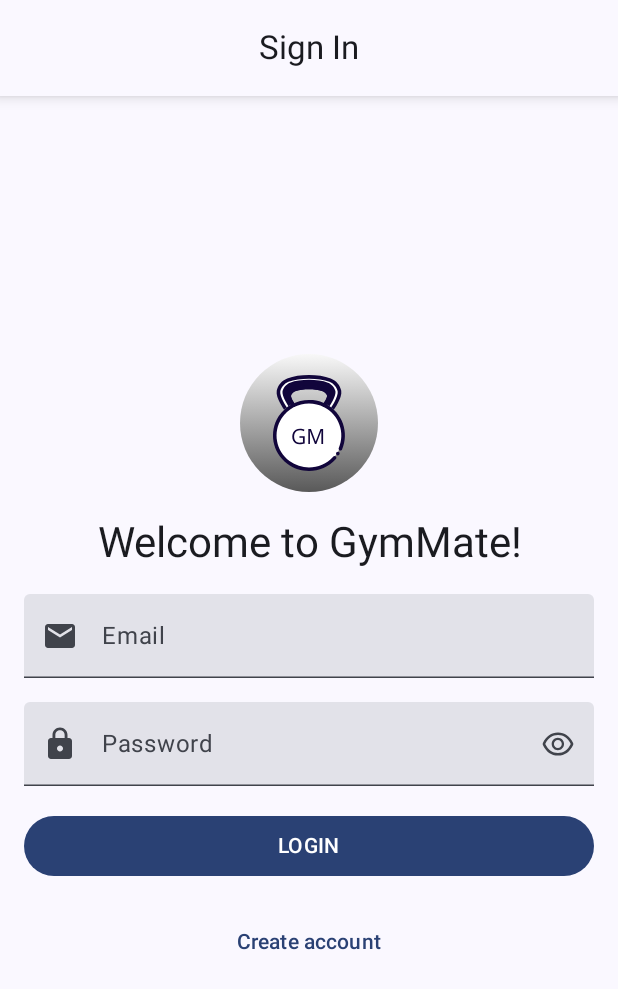
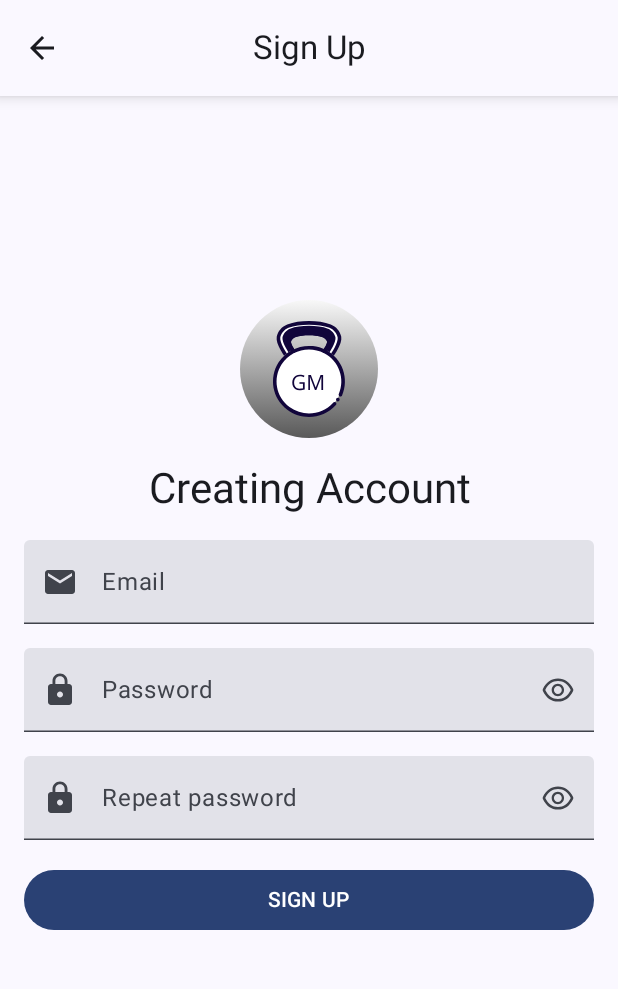
Before and after one commit to rodrigoliveirac/GymMateApp, an Android app built with Jetpack Compose: the screen it shows after launch (MainActivity), after a tap on "Create account", on a phone screen of 412 x 824 dp. Shown: the top 989 px of the screen. Run offline under Robolectric (Android 15) with nearby library versions, the phone set to English and light mode, and no system bars; our stand-ins replace Dagger/Hilt's generated code, Firebase (no records; nobody signed in at launch, a user with empty details on screens opened directly); 1 other tap on this screen came first.

Commit message:
[feat-auth] - adding repeatPassword && navigation auth && refactoring

```diff
--- a/app/src/main/java/com/rodcollab/gymmateapp/MainActivity.kt
+++ b/app/src/main/java/com/rodcollab/gymmateapp/MainActivity.kt
@@ -7,10 +7,16 @@ import androidx.compose.foundation.layout.fillMaxSize
 import androidx.compose.material3.MaterialTheme
 import androidx.compose.material3.Surface
 import androidx.compose.ui.Modifier
+import androidx.navigation.NavType
 import androidx.navigation.compose.NavHost
 import androidx.navigation.compose.composable
 import androidx.navigation.compose.rememberNavController
-import com.rodcollab.gymmateapp.auth.presentation.LoginScreen
+import androidx.navigation.navArgument
+import com.rodcollab.gymmateapp.auth.presentation.AuthScreen
+import com.rodcollab.gymmateapp.auth.presentation.navigation.GymMateDestinations.SIGNIN_ROUTE
+import com.rodcollab.gymmateapp.auth.presentation.navigation.GymMateDestinations.SIGNUP_ROUTE
+import com.rodcollab.gymmateapp.auth.presentation.navigation.GymMateDestinationsArgs
+import com.rodcollab.gymmateapp.auth.presentation.navigation.GymMateScreens
 import com.rodcollab.gymmateapp.ui.theme.GymMateAppTheme
 import dagger.hilt.android.AndroidEntryPoint
 
@@ -20,17 +26,52 @@ class MainActivity : ComponentActivity() {
         super.onCreate(savedInstanceState)
         setContent {
             GymMateAppTheme {
-                // A surface container using the 'background' color from the theme
+
                 Surface(
                     modifier = Modifier.fillMaxSize(),
                     color = MaterialTheme.colorScheme.background
                 ) {
                     val navController = rememberNavController()
 
-                    NavHost(navController = navController, startDestination = "LoginScreen") {
-                        composable(route = "LoginScreen") {
-                            LoginScreen {
-//                                navController.navigate("${"SignUpScreen"}/SIGN_UP")
+                    NavHost(navController = navController, startDestination = SIGNIN_ROUTE) {
+                        composable(
+                            route = SIGNIN_ROUTE,
+                            arguments = listOf(navArgument(GymMateDestinationsArgs.SIGN_PATH) {
+                                type = NavType.StringType
+                            }, navArgument(GymMateDestinationsArgs.emailArgs) {
+                                type = NavType.StringType
+                                nullable = true
+                            }, navArgument(GymMateDestinationsArgs.passwordArgs) {
+                                type = NavType.StringType
+                                nullable = true
+                            })
+                        ) {
+                            AuthScreen { route ->
+                                route?.let {
+                                    navController.navigate(it) {
+                                        if (route == GymMateScreens.MAIN_SCREEN) {
+                                            launchSingleTop = true
+                                        }
+                                    }
+                                }
+                            }
+                        }
+                        composable(
+                            route = SIGNUP_ROUTE,
+                            arguments = listOf(navArgument(GymMateDestinationsArgs.SIGN_PATH) {
+                                type = NavType.StringType
+                            })
+                        ) {
+                            AuthScreen { route ->
+                                route?.let {
+                                    navController.navigate(it) {
+                                        popUpTo(navController.previousBackStackEntry?.destination?.route.toString()) {
+                                            inclusive = true
+                                        }
+                                    }
+                                } ?: run {
+                                    navController.navigateUp()
+                                }
                             }
                         }
                     }
--- a/app/src/main/java/com/rodcollab/gymmateapp/auth/domain/usecase/EmailAndPasswordValidator.kt
+++ b/app/src/main/java/com/rodcollab/gymmateapp/auth/domain/usecase/EmailAndPasswordValidator.kt
@@ -3,5 +3,5 @@ package com.rodcollab.gymmateapp.auth.domain.usecase
 import com.rodcollab.gymmateapp.core.ResultOf
 
 interface EmailAndPasswordValidator {
-     suspend operator fun invoke(email:String, password: String, onResult: suspend (ResultOf<Boolean>) -> Unit)
+     suspend operator fun invoke(email:String, password: String, repeatPassword: String?, onResult: suspend (ResultOf<Boolean>) -> Unit)
 }
--- a/app/src/main/java/com/rodcollab/gymmateapp/auth/domain/usecase/UserAuth.kt
+++ b/app/src/main/java/com/rodcollab/gymmateapp/auth/domain/usecase/UserAuth.kt
@@ -5,5 +5,5 @@ import com.rodcollab.gymmateapp.auth.domain.usecase.enums.SignPath
 import com.rodcollab.gymmateapp.core.ResultOf
 
 interface UserAuth {
-    suspend operator fun invoke(email:String, password: String, signPath: SignPath, onResult: (ResultOf<User>) -> Unit)
+    suspend operator fun invoke(email:String, password: String, repeatPassword: String?, signPath: SignPath, onResult: (ResultOf<User>) -> Unit)
 }
--- a/app/src/main/java/com/rodcollab/gymmateapp/auth/domain/usecase/enums/SignPath.kt
+++ b/app/src/main/java/com/rodcollab/gymmateapp/auth/domain/usecase/enums/SignPath.kt
@@ -1,6 +1,30 @@
 package com.rodcollab.gymmateapp.auth.domain.usecase.enums
 
-enum class SignPath {
-    SIGN_IN,
-    SIGN_UP
+import com.rodcollab.gymmateapp.R
+
+sealed class SignPath(open val topBarTitle: Int, open val headlineScreen: Int, open val confirmBtnText: Int) {
+    data class SignIn(
+        override val topBarTitle: Int = R.string.sign_in,
+        override val headlineScreen: Int = R.string.auth_welcome_text,
+        override val confirmBtnText: Int = R.string.auth_login_text_button
+    ) : SignPath(topBarTitle,headlineScreen,confirmBtnText)
+    data class SignUp(
+        override val topBarTitle: Int = R.string.sign_up,
+        override val headlineScreen: Int = R.string.auth_creating_account_text,
+        override val confirmBtnText: Int = R.string.auth_sign_up
+    ) : SignPath(topBarTitle, headlineScreen, confirmBtnText)
+
+    companion object {
+        fun getSignPath(name: String) : SignPath {
+            return when(name) {
+                SIGN_IN -> {
+                    SignIn()
+                }
+                else -> {
+                    SignUp()
+                }
+            }
+        }
+        private const val SIGN_IN = "SIGN_IN"
+    }
 }
--- a/app/src/main/java/com/rodcollab/gymmateapp/auth/presentation/AuthUiState.kt
+++ b/app/src/main/java/com/rodcollab/gymmateapp/auth/presentation/AuthUiState.kt
@@ -5,10 +5,16 @@ import com.rodcollab.gymmateapp.auth.domain.usecase.enums.SignPath
 import com.rodcollab.gymmateapp.core.ResultOf
 
 data class AuthUiState(
+    val message: String = "",
+    val displayRepeatPassword: Boolean = false,
+    val displayArrowBack:Boolean = false,
+    val displayToSignUpBtn: Boolean = true,
+    val signPath: SignPath = SignPath.SignIn(),
     val email: String = "",
     val password: String = "",
     val repeatPassword: String? = null,
     val showPassword: Boolean = false,
-    val resultOf: ResultOf<User>? = null,
-    val signPath: SignPath? = null
+    val isLoading: Boolean = false,
+    val displaySnackbar: Boolean = false,
+    val resultOf: ResultOf<User> = ResultOf.Idle
 )
--- a/app/src/main/java/com/rodcollab/gymmateapp/auth/presentation/LoginScreen.kt
+++ b/app/src/main/java/com/rodcollab/gymmateapp/auth/presentation/LoginScreen.kt
@@ -12,6 +12,7 @@ import androidx.compose.foundation.layout.size
 import androidx.compose.foundation.shape.CircleShape
 import androidx.compose.foundation.text.KeyboardOptions
 import androidx.compose.material.icons.Icons
+import androidx.compose.material.icons.automirrored.filled.ArrowBack
 import androidx.compose.material.icons.filled.Email
 import androidx.compose.material.icons.filled.Lock
 import androidx.compose.material3.Button
@@ -21,12 +22,16 @@ import androidx.compose.material3.Icon
 import androidx.compose.material3.IconButton
 import androidx.compose.material3.MaterialTheme
 import androidx.compose.material3.Scaffold
+import androidx.compose.material3.SnackbarHost
+import androidx.compose.material3.SnackbarHostState
 import androidx.compose.material3.Text
 import androidx.compose.material3.TextButton
 import androidx.compose.material3.TextField
 import androidx.compose.runtime.Composable
+import androidx.compose.runtime.LaunchedEffect
 import androidx.compose.runtime.collectAsState
 import androidx.compose.runtime.getValue
+import androidx.compose.runtime.remember
 import androidx.compose.ui.Alignment
 import androidx.compose.ui.Modifier
 import androidx.compose.ui.draw.clip
@@ -40,34 +45,61 @@ import androidx.compose.ui.unit.dp
 import androidx.hilt.navigation.compose.hiltViewModel
 import com.rodcollab.gymmateapp.R
 import com.rodcollab.gymmateapp.auth.presentation.components.AuthMainComponent
+import com.rodcollab.gymmateapp.core.ui.BasicLoading
+import kotlinx.coroutines.delay
 
 @OptIn(ExperimentalMaterial3Api::class)
 @Composable
-fun LoginScreen(
+fun AuthScreen(
     viewModel: LoginViewModel = hiltViewModel(),
-    toSignUpPath: () -> Unit
+    goTo: (String?) -> Unit,
 ) {
 
     val uiState by viewModel.uiState.collectAsState()
-
+    val snackbarHostState = remember { SnackbarHostState() }
     Scaffold(
+        snackbarHost = {
+            SnackbarHost(hostState = snackbarHostState)
+        },
         topBar = {
-            CenterAlignedTopAppBar(modifier = Modifier.shadow(elevation = 6.dp),title = { Text(text = stringResource(
-                R.string.sign_in
-            )
-            ) })
+            CenterAlignedTopAppBar(
+                navigationIcon = {
+                         if(uiState.displayArrowBack) {
+                             IconButton(onClick = { goTo(null) }) {
+                                 Icon(imageVector = Icons.AutoMirrored.Filled.ArrowBack, contentDescription = null)
+                             }
+                         }
+                },
+                modifier = Modifier.shadow(elevation = 6.dp),
+                title = {
+                    Text(text = stringResource(id = uiState.signPath.topBarTitle))
+                })
         }
     ) { paddingValues ->
         Box(modifier = Modifier
             .fillMaxSize()
             .padding(paddingValues)) {
+
             uiState.apply {
                 AuthMainComponent(
+                    displayToSignUpBtn = uiState.displayToSignUpBtn,
+                    confirmBtnText = uiState.signPath.confirmBtnText,
+                    headlineScreen = uiState.signPath.headlineScreen,
                     email = email,
                     password = password,
+                    repeatPassword = repeatPassword,
                     showPassword = showPassword,
-                    toSignUpPath = toSignUpPath
-                ) { uiAction -> viewModel.onAuthUiAction(uiAction)  }
+                ) { uiAction -> viewModel.onAuthUiAction(uiAction) { route -> goTo(route) }  }
+            }
+        }
+        if(uiState.isLoading) {
+            BasicLoading(title = uiState.message)
+        }
+        if(uiState.displaySnackbar) {
+            LaunchedEffect(uiState.message) {
+                snackbarHostState.showSnackbar(uiState.message)
+                delay(500)
+                viewModel.hideSnackBar()
             }
         }
     }
--- a/app/src/main/java/com/rodcollab/gymmateapp/auth/presentation/LoginViewModel.kt
+++ b/app/src/main/java/com/rodcollab/gymmateapp/auth/presentation/LoginViewModel.kt
@@ -6,9 +6,12 @@ import androidx.lifecycle.viewModelScope
 import com.rodcollab.gymmateapp.auth.domain.model.AuthDomain
 import com.rodcollab.gymmateapp.auth.domain.usecase.enums.SignPath
 import com.rodcollab.gymmateapp.auth.presentation.intent.AuthUiAction
+import com.rodcollab.gymmateapp.auth.presentation.navigation.GymMateDestinationsArgs
+import com.rodcollab.gymmateapp.auth.presentation.navigation.GymMateDestinationsArgs.SIGN_PATH
+import com.rodcollab.gymmateapp.auth.presentation.navigation.GymMateDestinationsArgs.passwordArgs
+import com.rodcollab.gymmateapp.auth.presentation.navigation.GymMateScreens
 import com.rodcollab.gymmateapp.core.ResultOf
 import dagger.hilt.android.lifecycle.HiltViewModel
-import kotlinx.coroutines.Dispatchers
 import kotlinx.coroutines.flow.MutableStateFlow
 import kotlinx.coroutines.flow.StateFlow
 import kotlinx.coroutines.flow.asStateFlow
@@ -19,55 +22,137 @@ import javax.inject.Inject
 @HiltViewModel
 class LoginViewModel @Inject constructor(
     private val authDomain: AuthDomain,
-    private val savedStateHandle: SavedStateHandle,
+    savedStateHandle: SavedStateHandle,
 ) : ViewModel() {
+
+    private val signPath: String = savedStateHandle[SIGN_PATH] ?: SIGN_IN
+    private val getEmailArg: String = savedStateHandle["email"] ?: ""
+    private val getPasswordArg: String = savedStateHandle["password"] ?: ""
 
     private val _uiState: MutableStateFlow<AuthUiState> = MutableStateFlow(AuthUiState())
     val uiState: StateFlow<AuthUiState> = _uiState.asStateFlow()
 
-    fun onAuthUiAction(action: AuthUiAction, toMainScreen: () -> Unit = {}) {
-        viewModelScope.launch(Dispatchers.Default) {
-            when(action) {
+    init {
+        _uiState.update { currentUiState ->
+            val signPath = SignPath.getSignPath(signPath)
+            val isSignInPath = signPath == SignPath.SignIn()
+            val repeatPassword = if (!isSignInPath) initialRepeatPassword else noRepeatPassword
+            currentUiState.copy(
+                email = getEmailArg,
+                password = getPasswordArg,
+                repeatPassword = repeatPassword,
+                displayRepeatPassword = !isSignInPath,
+                displayArrowBack = !isSignInPath,
+                signPath = signPath,
+                displayToSignUpBtn = isSignInPath,
+            )
+        }
+    }
+
+    fun onAuthUiAction(action: AuthUiAction, navigateToScreen: (String) -> Unit = {}) {
+        viewModelScope.launch {
+            when (action) {
                 is AuthUiAction.OnEmailValueChange -> {
                     _uiState.update { currentUiState ->
                         currentUiState.copy(email = action.email)
                     }
                 }
+
                 is AuthUiAction.OnPasswordValueChange -> {
                     _uiState.update { currentUiState ->
                         currentUiState.copy(password = action.password)
                     }
                 }
+
                 is AuthUiAction.OnConfirmClick -> {
+                    _uiState.value.apply {
                         _uiState.update { currentUiState ->
-                        currentUiState.copy(resultOf = ResultOf.Idle)
+                            currentUiState.copy(
+                                isLoading = true,
+                                message = getResourceId()
+                            )
                         }
-                    _uiState.value.apply {
-                        val signPath = savedStateHandle.get<String>(SIGN_PATH) ?: "SIGN_IN"
-                        signPath.let {
                         authDomain.authenticate(
                             email = email,
                             password = password,
-                                signPath = SignPath.valueOf(it),
+                            repeatPassword = repeatPassword,
+                            signPath = signPath,
                             onResult = { resultOf ->
+                                when (resultOf) {
+                                    is ResultOf.Success -> {
+                                        navigateToScreen(getRoute())
+                                    }
+
+                                    is ResultOf.Failure -> {
                                         _uiState.update { currentUiState ->
-                                        currentUiState.copy(resultOf = resultOf)
+                                            currentUiState.copy(
+                                                displaySnackbar = true,
+                                                isLoading = false,
+                                                message = resultOf.message.toString()
+                                            )
                                         }
-                                    toMainScreen()
+                                    }
+                                    else -> {
+
+                                    }
+                                }
                             }
                         )
                     }
                 }
-                }
+
                 is AuthUiAction.OnShowPasswordClick -> {
                     _uiState.update { currentUiState ->
                         currentUiState.copy(showPassword = !currentUiState.showPassword)
                     }
                 }
+
+                is AuthUiAction.GoToSignUp -> {
+                    navigateToScreen("${GymMateScreens.AUTH_SCREEN}/${SIGN_UP}")
+                }
+
+                is AuthUiAction.OnRepeatPasswordValueChange -> {
+                    _uiState.update {
+                        it.copy(repeatPassword = action.repeatPassword)
                     }
                 }
             }
-    companion object {
-        private const val SIGN_PATH = "SIGN_PATH"
         }
     }
+    fun hideSnackBar() {
+        viewModelScope.launch {
+            _uiState.update { currentUiState ->
+                currentUiState.copy(
+                    displaySnackbar = false,
+                )
+            }
+        }
+    }
+    private fun AuthUiState.getRoute() = when (signPath) {
+        is SignPath.SignIn -> {
+            GymMateScreens.MAIN_SCREEN
+        }
+        else -> {
+            "${GymMateScreens.AUTH_SCREEN}/$SIGN_IN?${GymMateDestinationsArgs.emailArgs}=$email?$passwordArgs=$password"
+        }
+    }
+
+    private fun AuthUiState.getResourceId() = when (signPath) {
+        is SignPath.SignIn -> {
+            loadingDataMsg
+        }
+
+        else -> {
+            loadingCreatingNewDataMsg
+        }
+    }
+
+    companion object {
+        private const val SIGN_IN = "SIGN_IN"
+        private const val SIGN_UP = "SIGN_UP"
+        private const val initialRepeatPassword = ""
+        private const val loadingDataMsg = "Loading data account"
+        private const val loadingCreatingNewDataMsg = "Loading new data account"
+        private val noRepeatPassword = null
+    }
+}
--- a/app/src/main/java/com/rodcollab/gymmateapp/auth/presentation/components/AuthMainComponent.kt
+++ b/app/src/main/java/com/rodcollab/gymmateapp/auth/presentation/components/AuthMainComponent.kt
@@ -23,6 +23,7 @@ import androidx.compose.material3.TextField
 import androidx.compose.runtime.Composable
 import androidx.compose.ui.Alignment
 import androidx.compose.ui.Modifier
+import androidx.compose.ui.draw.alpha
 import androidx.compose.ui.draw.clip
 import androidx.compose.ui.res.painterResource
 import androidx.compose.ui.res.stringResource
@@ -35,7 +36,16 @@ import com.rodcollab.gymmateapp.R
 import com.rodcollab.gymmateapp.auth.presentation.intent.AuthUiAction
 
 @Composable
-fun AuthMainComponent(email: String, password:String, showPassword: Boolean, toSignUpPath: () -> Unit, onAuthUiAction: (AuthUiAction)-> Unit) {
+fun AuthMainComponent(
+    displayToSignUpBtn: Boolean,
+    confirmBtnText: Int,
+    headlineScreen: Int,
+    email: String,
+    password: String,
+    repeatPassword: String?,
+    showPassword: Boolean,
+    onAuthUiAction: (AuthUiAction) -> Unit
+) {
     Column(
         modifier = Modifier
             .fillMaxSize()
@@ -46,13 +56,14 @@ fun AuthMainComponent(email: String, password:String, showPassword: Boolean, toS
         Image(
             modifier = Modifier.clip(CircleShape),
             painter = painterResource(id = R.drawable.ic_logo),
-            contentDescription = null)
+            contentDescription = null
+        )
         Spacer(modifier = Modifier.size(16.dp))
         Text(
             textAlign = TextAlign.Center,
             modifier = Modifier.fillMaxWidth(),
             style = MaterialTheme.typography.headlineMedium,
-            text = stringResource(R.string.auth_welcome_text)
+            text = stringResource(headlineScreen)
         )
         Spacer(modifier = Modifier.size(16.dp))
         TextField(
@@ -73,18 +84,50 @@ fun AuthMainComponent(email: String, password:String, showPassword: Boolean, toS
             visualTransformation = if (showPassword) VisualTransformation.None else PasswordVisualTransformation(),
             keyboardOptions = KeyboardOptions(keyboardType = KeyboardType.Password),
             leadingIcon = { Icon(imageVector = Icons.Default.Lock, contentDescription = null) },
-            trailingIcon = { IconButton(onClick = { onAuthUiAction(AuthUiAction.OnShowPasswordClick) }) {
-                Icon(painter = painterResource(id = if(showPassword) R.drawable.ic_eye_close else R.drawable.ic_eye_open), contentDescription = null)
-            }
+            trailingIcon = {
+                IconButton(onClick = { onAuthUiAction(AuthUiAction.OnShowPasswordClick) }) {
+                    Icon(
+                        painter = painterResource(id = if (showPassword) R.drawable.ic_eye_close else R.drawable.ic_eye_open),
+                        contentDescription = null
+                    )
+                }
             }
         )
+        repeatPassword?.let {
+            Spacer(modifier = Modifier.size(16.dp))
+            TextField(
+                modifier = Modifier.fillMaxWidth(),
+                value = it,
+                onValueChange = { onAuthUiAction(AuthUiAction.OnRepeatPasswordValueChange(it)) },
+                label = { Text(text = stringResource(R.string.auth_repeat_password_label)) },
+                placeholder = { Text(text = stringResource(R.string.auth_password_placeholder)) },
+                visualTransformation = if (showPassword) VisualTransformation.None else PasswordVisualTransformation(),
+                keyboardOptions = KeyboardOptions(keyboardType = KeyboardType.Password),
+                leadingIcon = {
+                    Icon(
+                        imageVector = Icons.Default.Lock,
+                        contentDescription = null
+                    )
+                },
+                trailingIcon = {
+                    IconButton(onClick = { onAuthUiAction(AuthUiAction.OnShowPasswordClick) }) {
+                        Icon(
+                            painter = painterResource(id = if (showPassword) R.drawable.ic_eye_close else R.drawable.ic_eye_open),
+                            contentDescription = null
+                        )
+                    }
+                }
+            )
+        }
         Spacer(modifier = Modifier.size(16.dp))
         Button(modifier = Modifier.fillMaxWidth(),
             onClick = { onAuthUiAction(AuthUiAction.OnConfirmClick) }) {
-            Text(text = stringResource(R.string.auth_login_text_button))
+            Text(text = stringResource(confirmBtnText))
         }
         Spacer(modifier = Modifier.size(16.dp))
-        TextButton(onClick = toSignUpPath) {
+        TextButton(
+            modifier = Modifier.alpha(if (displayToSignUpBtn) 1.0f else 0f),
+            onClick = { onAuthUiAction(AuthUiAction.GoToSignUp) }) {
             Text(text = stringResource(R.string.auth_create_account_text_button))
         }
     }
--- a/app/src/main/java/com/rodcollab/gymmateapp/auth/presentation/intent/AuthUiAction.kt
+++ b/app/src/main/java/com/rodcollab/gymmateapp/auth/presentation/intent/AuthUiAction.kt
@@ -3,6 +3,8 @@ package com.rodcollab.gymmateapp.auth.presentation.intent
 sealed interface AuthUiAction {
     data class OnEmailValueChange(val email: String) : AuthUiAction
     data class OnPasswordValueChange(val password: String) : AuthUiAction
+    data class OnRepeatPasswordValueChange(val repeatPassword: String) : AuthUiAction
     data object OnConfirmClick : AuthUiAction
     data object OnShowPasswordClick : AuthUiAction
+    data object GoToSignUp : AuthUiAction
 }
--- a/app/src/main/java/com/rodcollab/gymmateapp/core/FirebaseModule.kt
+++ b/app/src/main/java/com/rodcollab/gymmateapp/core/di/FirebaseModule.kt
@@ -1,4 +1,4 @@
-package com.rodcollab.gymmateapp.core
+package com.rodcollab.gymmateapp.core.di
 
 import com.google.firebase.Firebase
 import com.google.firebase.auth.FirebaseAuth
--- a/app/src/main/res/values/strings.xml
+++ b/app/src/main/res/values/strings.xml
@@ -8,4 +8,11 @@
     <string name="auth_password_label">Password</string>
     <string name="auth_password_placeholder">somepassword</string>
     <string name="auth_welcome_text">Welcome to GymMate!</string>
+    <string name="sign_up">Sign Up</string>
+    <string name="auth_creating_account_text">Creating Account</string>
+    <string name="auth_sign_up">SIGN UP</string>
+    <string name="auth_repeat_password_label">Repeat password</string>
+    <string name="loading_data_account">Loading Data Account</string>
+    <string name="saving_new_data_account">Saving New Data Account</string>
+    <string name="empty_text">\"\"</string>
 </resources>
```
Also changed, not shown: app/src/main/java/com/rodcollab/gymmateapp/auth/domain/usecase/EmailAndPasswordValidatorImpl.kt (+11 -2 lines), app/src/main/java/com/rodcollab/gymmateapp/auth/domain/usecase/UserAuthImpl.kt (+4 -4 lines), app/src/main/java/com/rodcollab/gymmateapp/auth/presentation/navigation/GymMateNavigation.kt (added, +31 -0 lines), app/src/main/java/com/rodcollab/gymmateapp/core/ui/BasicLoading.kt (added, +18 -0 lines), app/src/main/java/com/rodcollab/gymmateapp/core/ui/WidgetComponent.kt (added, +33 -0 lines), 4 other files. Lines whose indentation alone changed are shown as unchanged.
